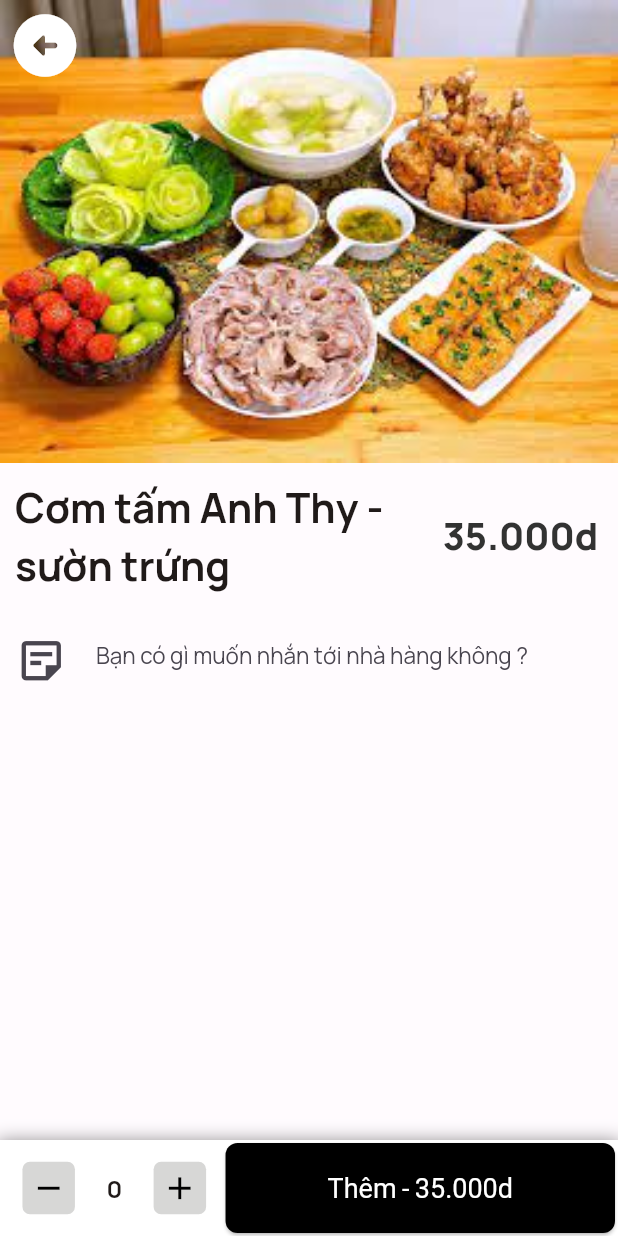
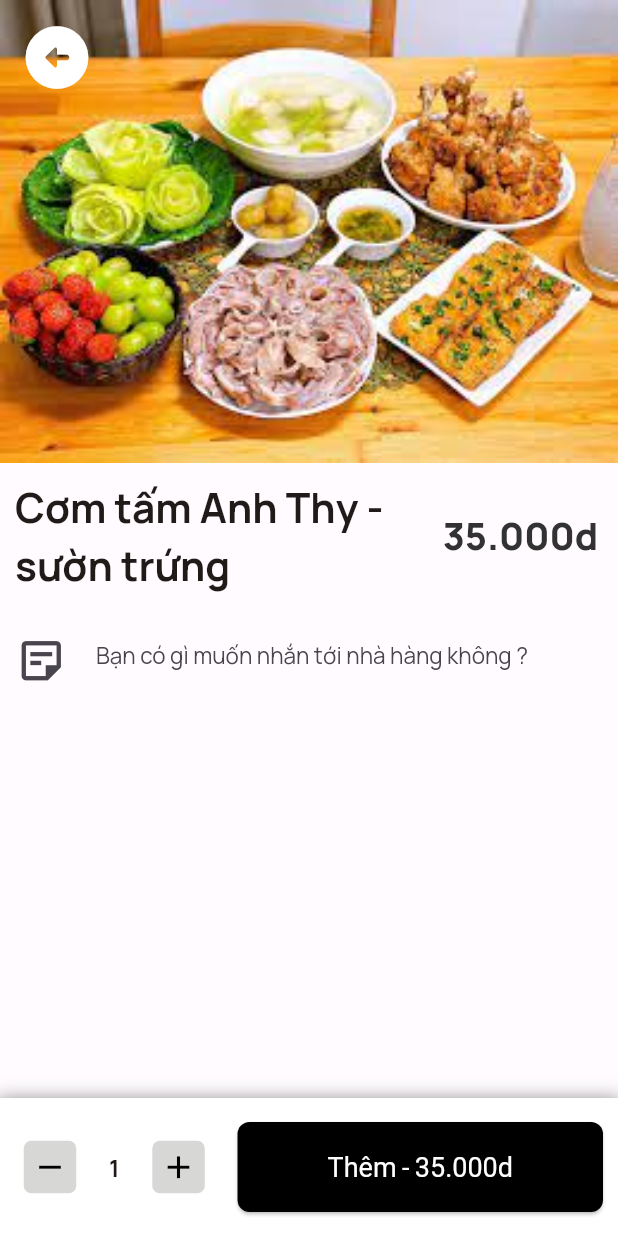
Before and after one commit to tranminhtuand2/elephan, a Flutter app: the ChiTietSanPham screen opened directly, on a phone screen of 412 x 824 dp. Run offline on Flutter 3.47's test engine with Material 2 defaults, Android fonts, the phone set to English and light mode, and no system bars; our stand-ins replace dio, dots_indicator, flutter_dotenv, get, google_fonts, google_nav_bar and 3 more; accounts and stored records are empty.

Commit message:
new code

```diff
--- a/elephan/lib/src/screen/home_screen/page_home/page_home.dart
+++ b/elephan/lib/src/screen/home_screen/page_home/page_home.dart
@@ -8,6 +8,7 @@ import 'package:lottie/lottie.dart';
 
 import '../../../components/listview_grid.dart';
 import '../../../models/category.dart';
+import '../../sanpham_screen/chitietsanpham.dart';
 import 'widgets/app_bar_top.dart';
 import '../../../components/input_search.dart';
 import 'widgets/list_view_category.dart';
@@ -126,6 +127,9 @@ class _PageHomeState extends State<PageHome> {
                     Padding(
                       padding: const EdgeInsets.only(left: 10, right: 10),
                       child: listViewGrid(
+                        onClickTitle: () {
+                          Get.to(() => const ChiTietSanPham());
+                        },
                         title: 'Món siêu ngon',
                         products: productController.products,
                       ),
--- a/elephan/lib/src/screen/sanpham_screen/chitietsanpham.dart
+++ b/elephan/lib/src/screen/sanpham_screen/chitietsanpham.dart
@@ -1,4 +1,5 @@
 import 'package:flutter/material.dart';
+import 'package:get/get.dart';
 
 class ChiTietSanPham extends StatefulWidget {
   const ChiTietSanPham({Key? key}) : super(key: key);
@@ -8,7 +9,7 @@ class ChiTietSanPham extends StatefulWidget {
 }
 
 class _ChiTietSanPhamState extends State<ChiTietSanPham> {
-  int count = 0;
+  int count = 1;
 
   @override
   Widget build(BuildContext context) {
@@ -22,12 +23,15 @@ class _ChiTietSanPhamState extends State<ChiTietSanPham> {
           body: Column(
             children: [
               Expanded(
+                child: SingleChildScrollView(
+                  physics: const BouncingScrollPhysics(),
                   child: Column(
                     children: [
                       _buildProductImage(),
                       _buildProductInfo(),
                       _buildProductDescription(),
                     ],
+                  ),
                 ),
               ),
               _buildQuantityAndButton(),
@@ -47,13 +51,16 @@ class _ChiTietSanPhamState extends State<ChiTietSanPham> {
           width: double.infinity,
           fit: BoxFit.cover,
         ),
-        const Positioned(
+        Positioned(
           top: 5,
           left: 5,
-          child: Icon(
+          child: IconButton(
+            icon: const Icon(
               Icons.arrow_circle_left_rounded,
               size: 50.0,
+            ),
             color: Colors.white,
+            onPressed: () => Get.back(),
           ),
         ),
       ],
@@ -120,6 +127,7 @@ class _ChiTietSanPhamState extends State<ChiTietSanPham> {
 
   Widget _buildQuantityAndButton() {
     return Container(
+      padding: const EdgeInsets.symmetric(vertical: 14),
       decoration: BoxDecoration(
         color: const Color.fromARGB(255, 255, 255, 255),
         boxShadow: [
@@ -154,8 +162,7 @@ class _ChiTietSanPhamState extends State<ChiTietSanPham> {
                         padding: const EdgeInsets.all(5),
                         decoration: BoxDecoration(
                             borderRadius: BorderRadius.circular(5),
-                          color: const Color.fromARGB(255, 215, 215, 214)
-                        ),
+                            color: const Color.fromARGB(255, 215, 215, 214)),
                         child: const Icon(
                           Icons.remove,
                           size: 25,
@@ -181,8 +188,7 @@ class _ChiTietSanPhamState extends State<ChiTietSanPham> {
                         padding: const EdgeInsets.all(5),
                         decoration: BoxDecoration(
                             borderRadius: BorderRadius.circular(5),
-                          color: const Color.fromARGB(255, 215, 215, 214)
-                        ),
+                            color: const Color.fromARGB(255, 215, 215, 214)),
                         child: const Icon(
                           Icons.add_outlined,
                           size: 25,
@@ -196,12 +202,16 @@ class _ChiTietSanPhamState extends State<ChiTietSanPham> {
             ),
             Expanded(
               flex: 7,
+              child: Padding(
+                padding: const EdgeInsets.symmetric(horizontal: 8),
                 child: ElevatedButton(
                   onPressed: () {
                     // Handle button click
                   },
                   style: ElevatedButton.styleFrom(
-                  foregroundColor: Colors.white, backgroundColor: Colors.black, textStyle: const TextStyle(fontSize: 18),
+                    foregroundColor: Colors.white,
+                    backgroundColor: Colors.black,
+                    textStyle: const TextStyle(fontSize: 18),
                     minimumSize: const Size(double.infinity, 60),
                     shape: RoundedRectangleBorder(
                       borderRadius: BorderRadius.circular(8),
@@ -214,6 +224,7 @@ class _ChiTietSanPhamState extends State<ChiTietSanPham> {
                     maxLines: 1,
                   ),
                 ),
+              ),
             )
           ],
         ),
```
Lines whose indentation alone changed are shown as unchanged.
